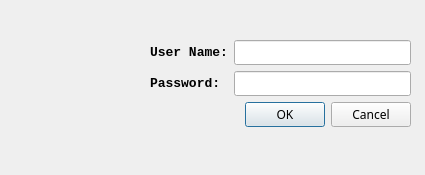
Before: the Qt Designer form chguser.ui in xeeboy/PartsReview, drawn with Qt 5.
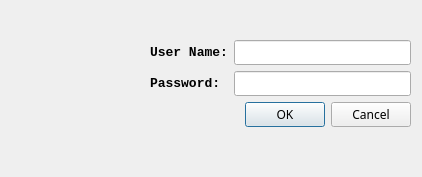
After: the same form once the commit is applied. Icons and pictures are not drawn.

```diff
--- a/chguser.ui
+++ b/chguser.ui
@@ -9,10 +9,22 @@
    <rect>
     <x>0</x>
     <y>0</y>
-    <width>425</width>
-    <height>175</height>
+    <width>422</width>
+    <height>177</height>
    </rect>
   </property>
+  <property name="minimumSize">
+   <size>
+    <width>422</width>
+    <height>177</height>
+   </size>
+  </property>
+  <property name="maximumSize">
+   <size>
+    <width>422</width>
+    <height>177</height>
+   </size>
+  </property>
   <property name="font">
    <font>
     <family>微软雅黑</family>
```
Left out of the diff: 2 changed lines with no effect on the pictures.
